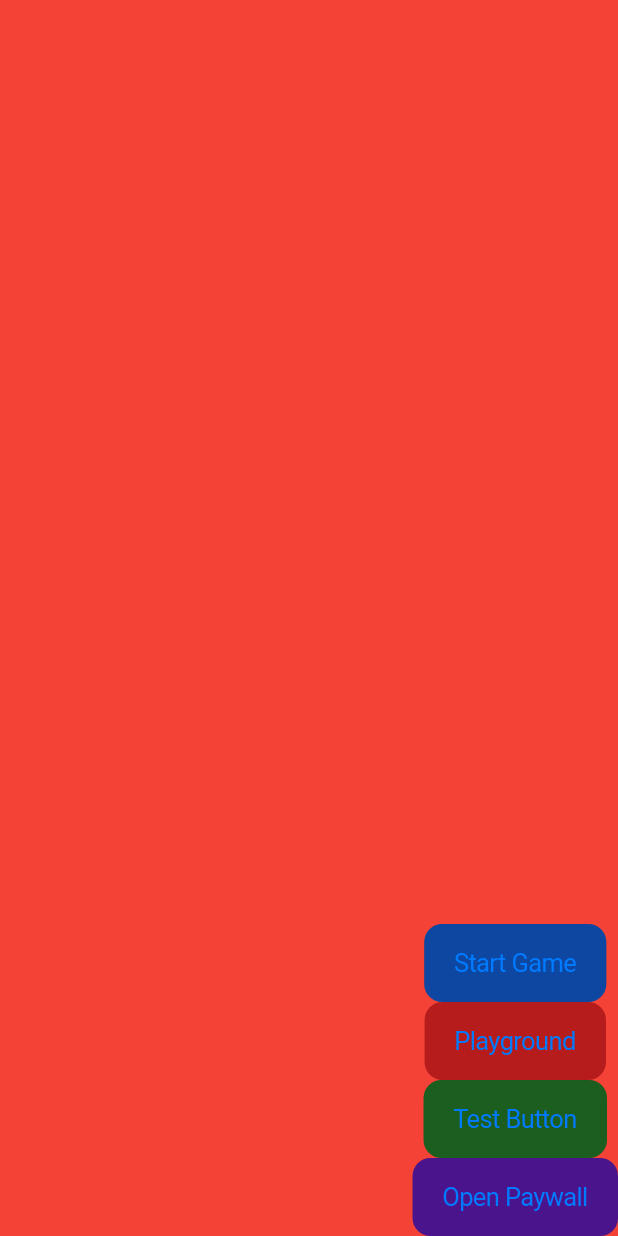
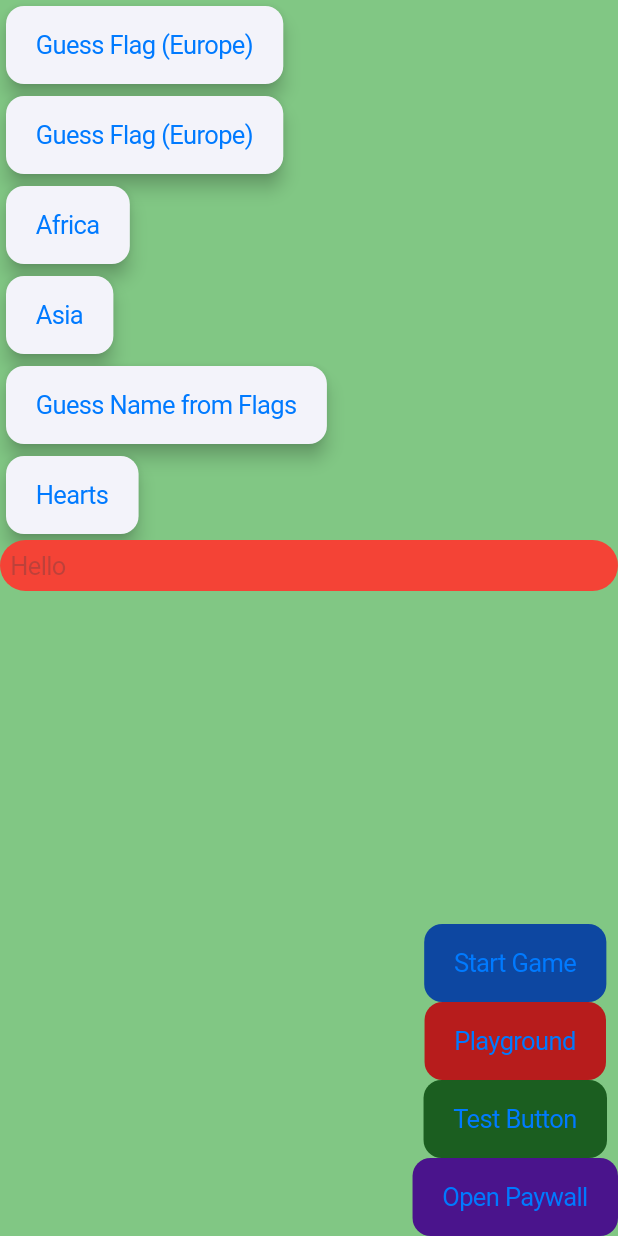
Before and after one commit to Nikita0x/geography, a Flutter app: the screen it shows after launch, on a phone screen of 412 x 824 dp. Run offline on Flutter 3.47's test engine with Material 3 defaults, Android fonts, the phone set to English and light mode, and no system bars; our stand-ins replace device_preview, flutter_svg, signals; project files that could hold a hidden picture were left out.

Commit message:
added: modes list, hearts route, and home screen UI with mode cards

```diff
--- a/lib/main.dart
+++ b/lib/main.dart
@@ -10,6 +10,8 @@ import 'screens/flags_asia_screen.dart';
 import 'screens/playground_screen.dart';
 import 'screens/test_screen.dart';
 import 'screens/paywall_screen.dart';
+import 'screens/hearts_screen.dart';
+import 'screens/modes/flags_guess_name_from_flags_screen.dart';
 
 class Routes {
   static const String initialRoute = "/initial";
@@ -21,6 +23,8 @@ class Routes {
   static const String playground = '/playground';
   static const String test = '/test';
   static const String paywall = '/paywall';
+  static const String hearts = '/hearts';
+  static const String flagsGuessNameFromFlags = '/flags/guess-name-from-flags';
 }
 
 bool isDev = true;
@@ -41,6 +45,9 @@ void main() {
               Routes.playground: (context) => PlaygroundScreen(),
               Routes.test: (context) => TestScreen(),
               Routes.paywall: (context) => PaywallScreen(),
+              Routes.hearts: (context) => HeartsScreen(),
+              Routes.flagsGuessNameFromFlags:
+                  (context) => FlagsGuessNameFromFlagsScreen(),
               Routes.initialRoute: (context) => InitialScreen(),
             },
           ),
--- a/lib/screens/home_screen.dart
+++ b/lib/screens/home_screen.dart
@@ -2,6 +2,13 @@ import 'package:flutter/cupertino.dart';
 import 'package:flutter/material.dart';
 import 'package:geography/main.dart' show Routes;
 import 'package:geography/screens/paywall_screen.dart';
+
+class Mode {
+  final String name;
+  final String route;
+
+  Mode(this.name, this.route);
+}
 
 class HomeScreen extends StatefulWidget {
   const HomeScreen({super.key});
@@ -11,6 +18,14 @@ class HomeScreen extends StatefulWidget {
 }
 
 class _HomeScreenState extends State<HomeScreen> {
+  List<Mode> modes = [
+    Mode('Guess Flag (Europe)', Routes.europeanFlags),
+    Mode('Guess Flag (Europe)', Routes.europeanFlags),
+    Mode('Africa', Routes.africanFlags),
+    Mode('Asia', Routes.asianFlags),
+    Mode('Guess Name from Flags', Routes.flagsGuessNameFromFlags),
+  ];
+
   @override
   Widget build(BuildContext context) {
     return CupertinoPageScaffold(
@@ -19,9 +34,39 @@ class _HomeScreenState extends State<HomeScreen> {
         child: Stack(
           children: [
             Container(
-              color: Colors.red,
+              color: Colors.green[300],
               height: double.infinity,
               width: double.infinity,
+              child: Column(
+                crossAxisAlignment: CrossAxisAlignment.start,
+                children: [
+                  ...modes.map((item) {
+                    return Card(
+                      elevation: 5,
+                      child: CupertinoButton(
+                        child: Text(item.name),
+                        onPressed:
+                            () => Navigator.pushNamed(context, item.route),
+                      ),
+                    );
+                  }),
+                  Card(
+                    elevation: 5,
+                    child: CupertinoButton(
+                      child: Text("Hearts"),
+                      onPressed:
+                          () => Navigator.pushNamed(context, Routes.hearts),
+                    ),
+                  ),
+                  CupertinoTextField(
+                    placeholder: "Hello",
+                    decoration: BoxDecoration(
+                      color: Colors.red,
+                      borderRadius: BorderRadius.circular(50),
+                    ),
+                  ),
+                ],
+              ),
             ),
             Positioned(
               bottom: 0,
```
Also changed, not shown: lib/screens/hearts_screen.dart (added, +166 -0 lines), lib/screens/modes/flags_guess_name_from_flags_screen.dart (added, +104 -0 lines), 2 other files.
